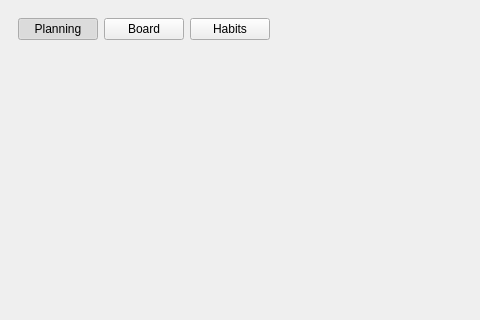
The window that app/ui/MainWindow.ui (AALLEXXX/smart-todo) describes before a commit, drawn with Qt 5; both pictures show x 0 to 480 and y 0 to 320 of the 1344 by 840 pixel window.
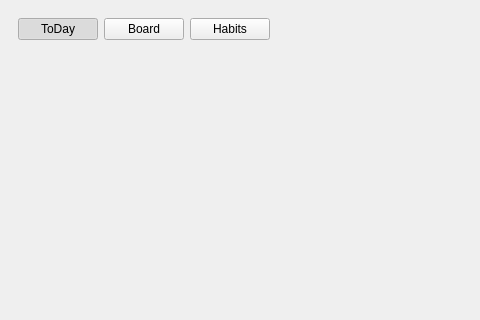
The same window after the commit.

What changed in the file:
```diff
--- a/app/ui/MainWindow.ui
+++ b/app/ui/MainWindow.ui
@@ -19,7 +19,7 @@
       <layout class="QHBoxLayout" name="tabBarLayout">
         <item>
           <widget class="QPushButton" name="tabToday">
-            <property name="text"><string>Planning</string></property>
+            <property name="text"><string>ToDay</string></property>
             <property name="checkable"><bool>true</bool></property>
             <property name="checked"><bool>true</bool></property>
           </widget>
```
